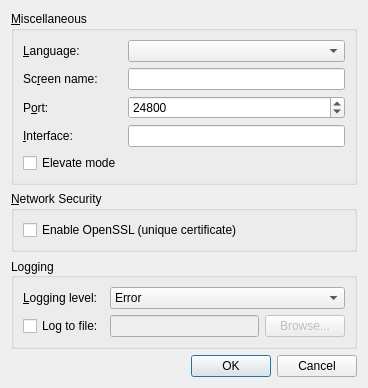
The window that src/gui/res/SettingsDialogBase.ui (deskflow/deskflow) describes before a commit, drawn with Qt 5.
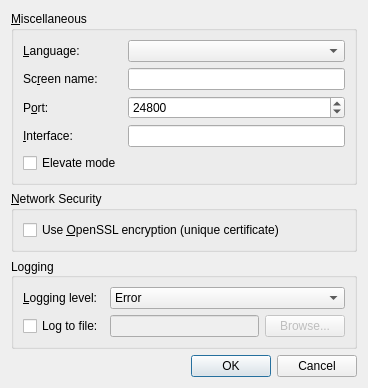
The same window after the commit.

Commit message: Improved wording for enable OpenSSL setting #4313

```diff
--- a/src/gui/res/SettingsDialogBase.ui
+++ b/src/gui/res/SettingsDialogBase.ui
@@ -145,7 +145,7 @@
       <item row="0" column="0">
        <widget class="QCheckBox" name="m_pCheckBoxEnableCrypto">
         <property name="text">
-         <string>Enable OpenSSL (unique certificate)</string>
+         <string>Use &amp;OpenSSL encryption (unique certificate)</string>
         </property>
        </widget>
       </item>
```
